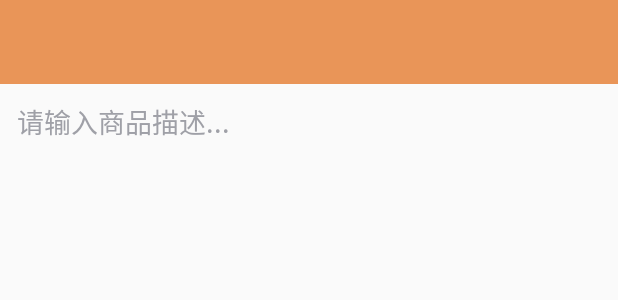
After one commit to TOTOROYang/ErHuo, an Android app: the layout activity_goods_create.xml on its own in the app's theme, with its tools: preview values and no code run, on a phone screen of 412 x 824 dp. The commit adds this screen. Shown: the top 300 px of the screen. Run offline under Robolectric (Android 15) with nearby library versions, the phone set to English and light mode, and no system bars.

Commit message:
add goodscreateactivity

```diff
--- a/app/src/main/AndroidManifest.xml
+++ b/app/src/main/AndroidManifest.xml
@@ -39,6 +39,8 @@
         <meta-data
             android:name="com.htu.erhuo.utils.EHGlideModule"
             android:value="GlideModule" />
+
+        <activity android:name=".ui.GoodsCreateActivity"></activity>
     </application>
 
 </manifest>
--- /dev/null
+++ b/app/src/main/res/layout/activity_goods_create.xml
@@ -0,0 +1,41 @@
+<?xml version="1.0" encoding="utf-8"?>
+<LinearLayout xmlns:android="http://schemas.android.com/apk/res/android"
+    xmlns:tools="http://schemas.android.com/tools"
+    android:id="@+id/activity_goods_create"
+    android:layout_width="match_parent"
+    android:layout_height="match_parent"
+    android:background="@color/window_color"
+    android:orientation="vertical"
+    tools:context="com.htu.erhuo.ui.GoodsCreateActivity">
+
+
+    <android.support.v7.widget.Toolbar
+        android:id="@+id/tool_bar"
+        android:layout_width="match_parent"
+        android:layout_height="?attr/actionBarSize"
+        android:background="@color/colorPrimary"
+        android:title="@string/str_goods_create" />
+
+    <EditText
+        android:id="@+id/tv_goods_description"
+        android:layout_width="match_parent"
+        android:layout_height="wrap_content"
+        android:layout_margin="11dp"
+        android:background="@null"
+        android:gravity="start|top"
+        android:hint="@string/str_goods_description_hint"
+        android:inputType="textMultiLine"
+        android:minHeight="200dp"
+        android:textColor="@color/black"
+        android:textColorHint="@color/gray" />
+
+    <GridView
+        android:id="@+id/gv_goods_picture"
+        android:layout_width="match_parent"
+        android:layout_height="wrap_content"
+        android:layout_margin="11dp"
+        android:background="@null"
+        android:columnWidth="111dp"
+        android:numColumns="3"
+        android:scrollbars="none" />
+</LinearLayout>
--- a/app/src/main/res/values/strings.xml
+++ b/app/src/main/res/values/strings.xml
@@ -23,4 +23,6 @@
     <string name="str_qq">QQ号</string>
     <string name="confirm">确定</string>
     <string name="uploading">正在上传</string>
+    <string name="str_goods_create">发布商品</string>
+    <string name="str_goods_description_hint">请输入商品描述...</string>
 </resources>
```
Also changed, not shown: app/src/main/java/com/htu/erhuo/MainActivity.java (+5 -3 lines), app/src/main/java/com/htu/erhuo/ui/GoodsCreateActivity.java (added, +63 -0 lines), app/src/main/java/com/htu/erhuo/ui/LoginActivity.java (+9 -8 lines).
